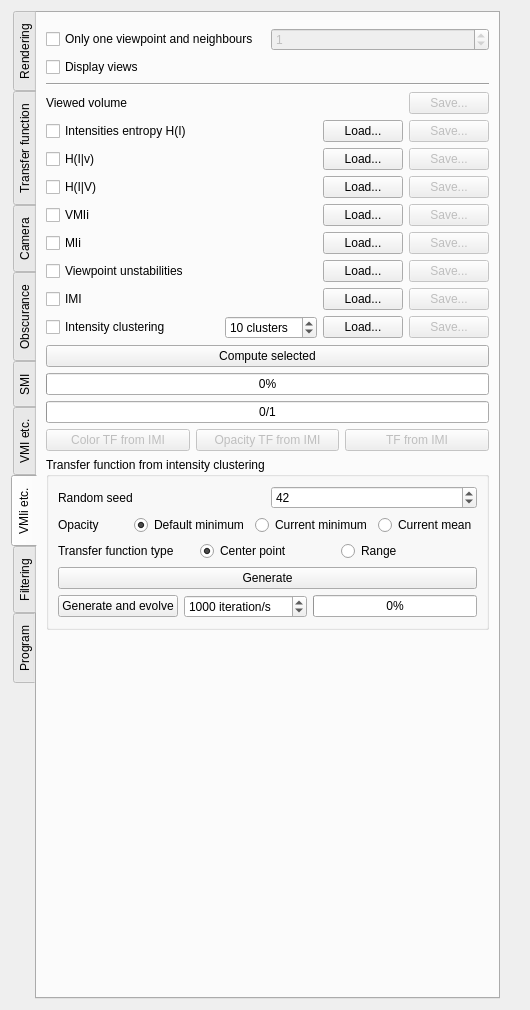
Before: the Qt Designer form starviewer/src/extensions/playground/experimental3d/qexperimental3dextensionbase.ui in starviewer-medical/starviewer, drawn with Qt 5.
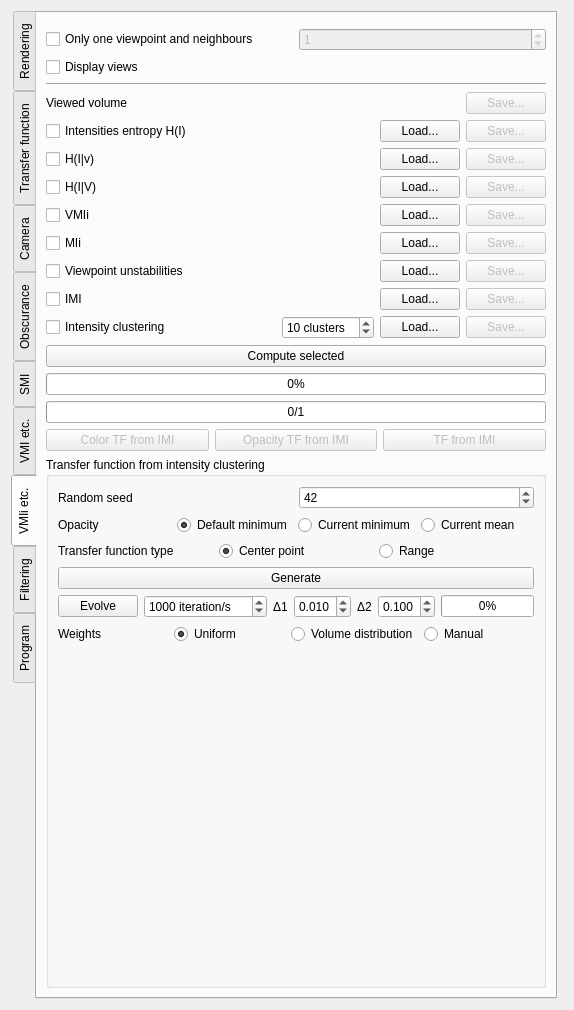
After: the same form once the commit is applied. The open tabs and pages were chosen to show the change. Custom widgets are drawn as their Qt base class.

Commit message: ENH: L'algorisme genètic per evolucionar funcions de transferència ara està molt més parametritzat per facilitar la realització de diverses proves. L'usuari pot variar els pesos i els deltes, a més de les iteracions.

```diff
--- a/starviewer/src/extensions/playground/experimental3d/qexperimental3dextensionbase.ui
+++ b/starviewer/src/extensions/playground/experimental3d/qexperimental3dextensionbase.ui
@@ -3889,7 +3889,7 @@
             <item>
              <widget class="QPushButton" name="m_geneticTransferFunctionFromIntensityClusteringPushButton">
               <property name="text">
-               <string>Generate and evolve</string>
+               <string>Evolve</string>
               </property>
              </widget>
             </item>
@@ -3909,6 +3909,52 @@
               </property>
              </widget>
             </item>
+            <item>
+             <widget class="QLabel" name="m_geneticTransferFunctionFromIntensityClusteringDelta1Label">
+              <property name="text">
+               <string>Δ1</string>
+              </property>
+             </widget>
+            </item>
+            <item>
+             <widget class="QDoubleSpinBox" name="m_geneticTransferFunctionFromIntensityClusteringDelta1DoubleSpinBox">
+              <property name="decimals">
+               <number>3</number>
+              </property>
+              <property name="maximum">
+               <double>1.000000000000000</double>
+              </property>
+              <property name="singleStep">
+               <double>0.001000000000000</double>
+              </property>
+              <property name="value">
+               <double>0.010000000000000</double>
+              </property>
+             </widget>
+            </item>
+            <item>
+             <widget class="QLabel" name="m_geneticTransferFunctionFromIntensityClusteringDelta2Label">
+              <property name="text">
+               <string>Δ2</string>
+              </property>
+             </widget>
+            </item>
+            <item>
+             <widget class="QDoubleSpinBox" name="m_geneticTransferFunctionFromIntensityClusteringDelta2DoubleSpinBox">
+              <property name="decimals">
+               <number>3</number>
+              </property>
+              <property name="maximum">
+               <double>1.000000000000000</double>
+              </property>
+              <property name="singleStep">
+               <double>0.001000000000000</double>
+              </property>
+              <property name="value">
+               <double>0.100000000000000</double>
+              </property>
+             </widget>
+            </item>
             <item>
              <widget class="QProgressBar" name="m_geneticTransferFunctionFromIntensityClusteringProgressBar">
               <property name="value">
@@ -3918,22 +3964,63 @@
             </item>
            </layout>
           </item>
+          <item>
+           <layout class="QHBoxLayout" name="horizontalLayout_86">
+            <item>
+             <widget class="QLabel" name="m_geneticTransferFunctionFromIntensityClusteringWeightsLabel">
+              <property name="text">
+               <string>Weights</string>
+              </property>
+             </widget>
+            </item>
+            <item>
+             <widget class="QRadioButton" name="m_geneticTransferFunctionFromIntensityClusteringWeightsUniformRadioButton">
+              <property name="text">
+               <string>Uniform</string>
+              </property>
+              <property name="checked">
+               <bool>true</bool>
+              </property>
+              <attribute name="buttonGroup">
+               <string>buttonGroup_3</string>
+              </attribute>
+             </widget>
+            </item>
+            <item>
+             <widget class="QRadioButton" name="m_geneticTransferFunctionFromIntensityClusteringWeightsVolumeDistributionRadioButton">
+              <property name="text">
+               <string>Volume distribution</string>
+              </property>
+              <attribute name="buttonGroup">
+               <string>buttonGroup_3</string>
+              </attribute>
+             </widget>
+            </item>
+            <item>
+             <widget class="QRadioButton" name="m_geneticTransferFunctionFromIntensityClusteringWeightsManualRadioButton">
+              <property name="text">
+               <string>Manual</string>
+              </property>
+              <attribute name="buttonGroup">
+               <string>buttonGroup_3</string>
+              </attribute>
+             </widget>
+            </item>
+           </layout>
+          </item>
+          <item>
+           <widget class="udg::QGraphicTransferFunctionEditor" name="m_geneticTransferFunctionFromIntensityClusteringWeightsEditor" native="true">
+            <property name="sizePolicy">
+             <sizepolicy hsizetype="Preferred" vsizetype="MinimumExpanding">
+              <horstretch>0</horstretch>
+              <verstretch>0</verstretch>
+             </sizepolicy>
+            </property>
+           </widget>
+          </item>
          </layout>
         </widget>
        </item>
-       <item>
-        <spacer name="verticalSpacer_8">
-         <property name="orientation">
-          <enum>Qt::Vertical</enum>
-         </property>
-         <property name="sizeHint" stdset="0">
-          <size>
-           <width>20</width>
-           <height>633</height>
-          </size>
-         </property>
-        </spacer>
-       </item>
       </layout>
      </widget>
      <widget class="QWidget" name="m_filteringTab">
```
Left out of the diff: 1 changed line with no effect on the pictures. The commit also changes 2 other files.
